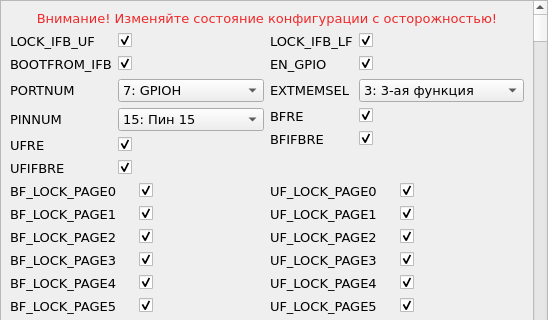
First picture: the form in app/ui/config01t.ui, repository ntsfv/flasher, before the edit; both pictures show x 0 to 548 and y 0 to 320 of the 548 by 555 pixel window.
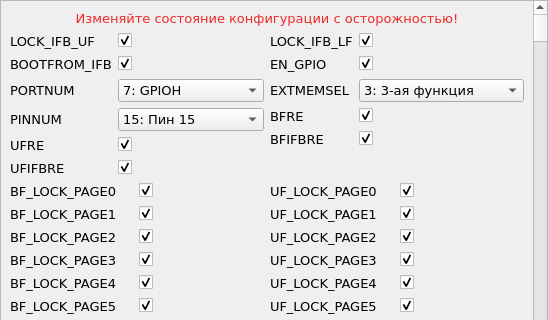
Second picture: the form after the edit.

Commit message: app: добавил tooltip для битов конфигурации вк01т

The edit to the form file:
```diff
--- a/app/ui/config01t.ui
+++ b/app/ui/config01t.ui
@@ -59,7 +59,7 @@
        <item>
         <widget class="QLabel" name="lbl_warn0">
          <property name="text">
-          <string>&lt;html&gt;&lt;head/&gt;&lt;body&gt;&lt;p&gt;&lt;span style=&quot; color:#ef2929;&quot;&gt;Внимание! Изменяйте состояние конфигурации с осторожностью!&lt;/span&gt;&lt;/p&gt;&lt;/body&gt;&lt;/html&gt;</string>
+          <string>&lt;html&gt;&lt;head/&gt;&lt;body&gt;&lt;p&gt;&lt;span style=&quot; color:#ef2929;&quot;&gt;Изменяйте состояние конфигурации с осторожностью!&lt;/span&gt;&lt;/p&gt;&lt;/body&gt;&lt;/html&gt;</string>
          </property>
          <property name="textFormat">
           <enum>Qt::RichText</enum>
```
Left out of the diff: 26 changed lines with no effect on the pictures. The commit also changes 1 other file.
